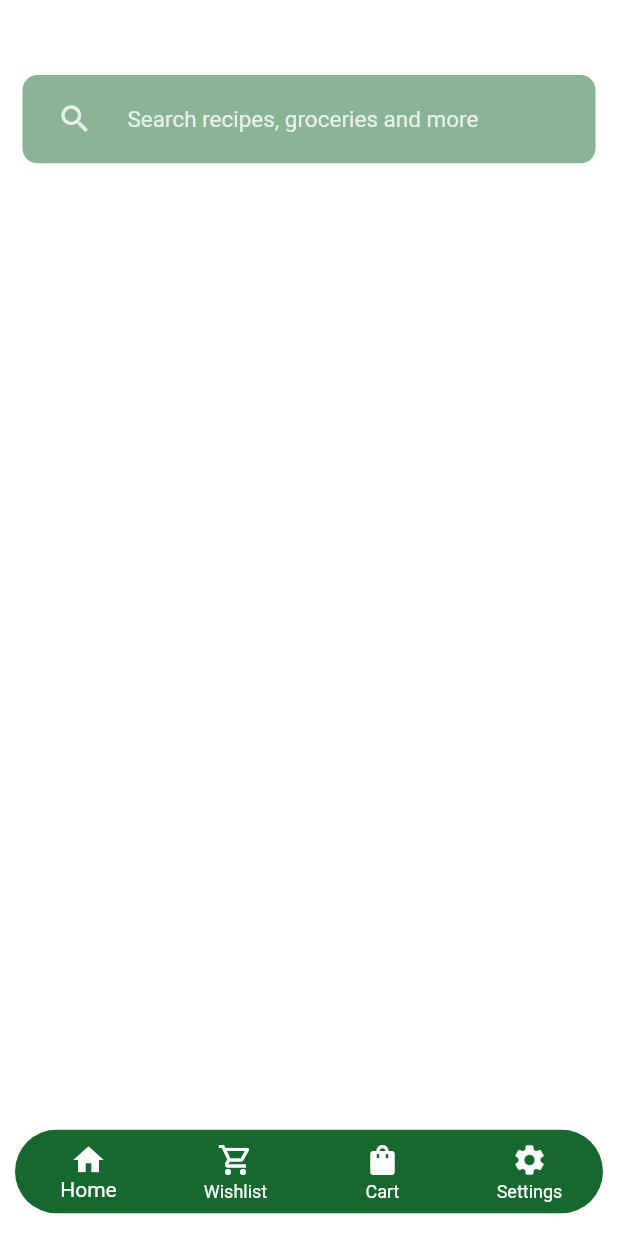
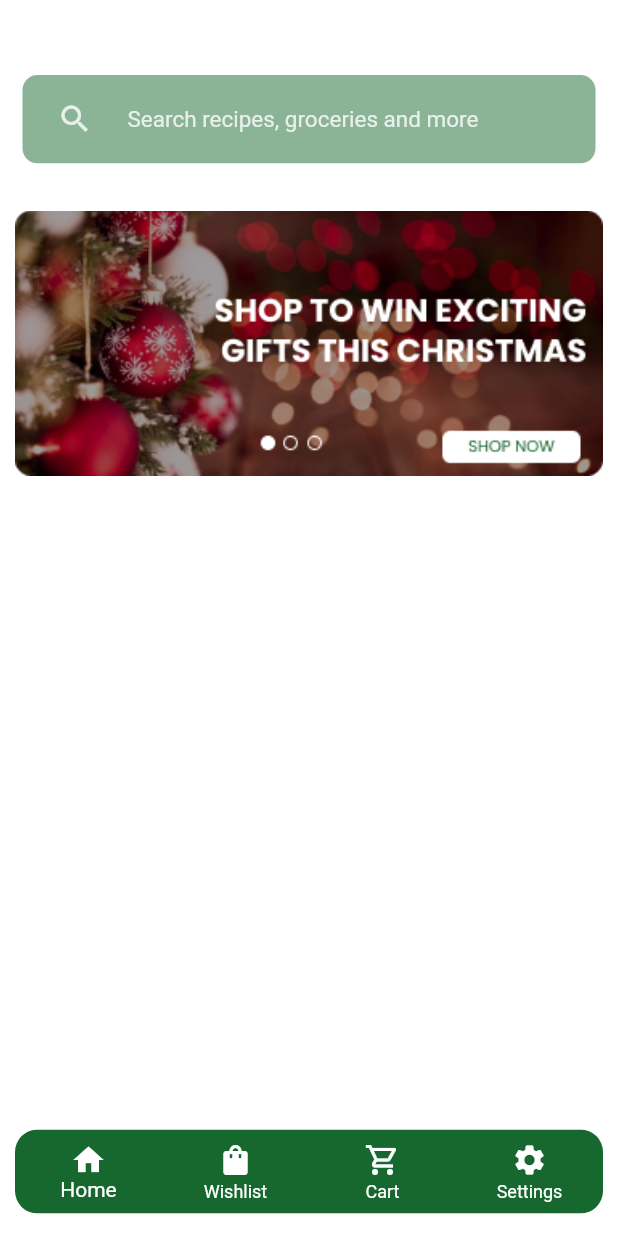
Before and after one commit to proghaddad/Freshly-Delivered-App, a Flutter app: the HomeScreen screen opened directly, on a phone screen of 412 x 824 dp. Run offline on Flutter 3.47's test engine with Material 2 defaults, Android fonts, the phone set to English and light mode, and no system bars; drawn by our look-alikes of carousel_slider; our stand-ins replace animated_splash_screen, hexcolor.

Commit message:
Added Carousel Slider

```diff
--- a/lib/Screens/dashboard.dart
+++ b/lib/Screens/dashboard.dart
@@ -1,4 +1,6 @@
 import 'package:flutter/material.dart';
+import 'package:freshly_delivered_app/Widgets/Dashboard/searchbar.dart';
+import 'package:freshly_delivered_app/Widgets/Dashboard/carousel_slider.dart';
 import 'package:hexcolor/hexcolor.dart';
 
 class DashboardPage extends StatefulWidget {
@@ -17,30 +19,8 @@ class _DashboardPageState extends State<DashboardPage> {
         padding: const EdgeInsets.only(top : 50.0),
         child: Column(
           children: [
-            Padding(padding: const EdgeInsets.symmetric(horizontal: 15),
-              child: Container(
-                decoration: BoxDecoration(
-                    color: HexColor('#17682E').withOpacity(0.5),
-                    borderRadius: BorderRadius.circular(10)
-                ),
-                width: MediaQuery.of(context).size.width / 1,
-                height: MediaQuery.of(context).size.height / 14,
-                child: TextField(
-                  decoration: InputDecoration(
-                    hintText: 'Search recipes, groceries and more',
-                    hintStyle: TextStyle(fontSize: 15,color: Colors.white.withOpacity(0.8)),
-                    prefixIcon: Icon(Icons.search,color: Colors.white.withOpacity(0.8),),
-                    prefixIconConstraints: const BoxConstraints(
-                      minWidth: 70
-                    ),
-                    border: OutlineInputBorder(
-                      borderSide: BorderSide.none,
-                        borderRadius: BorderRadius.circular(10)
-                    ),
-              ),
-                ),
-              ),
-            )
+            SearchBar(),
+            Sliderimages(),
           ],
         ),
       ),
--- a/lib/Screens/homescreen.dart
+++ b/lib/Screens/homescreen.dart
@@ -19,7 +19,7 @@ class _HomeScreenState extends State<HomeScreen> {
       bottomNavigationBar: Padding(
         padding: const EdgeInsets.symmetric(vertical: 15,horizontal: 10),
         child: ClipRRect(
-          borderRadius: BorderRadius.circular(40),
+          borderRadius: BorderRadius.circular(15),
           child: BottomNavigationBar(
             onTap: (int index) => setState(() {
               _currentIndex = index;
@@ -30,8 +30,8 @@ class _HomeScreenState extends State<HomeScreen> {
             elevation: 0,
             items: const [
               BottomNavigationBarItem(icon: Icon(Icons.home,color: Colors.white,),label: 'Home'),
-              BottomNavigationBarItem(icon: Icon(Icons.shopping_cart_outlined,color: Colors.white),label: 'Wishlist'),
-              BottomNavigationBarItem(icon: Icon(Icons.shopping_bag,color: Colors.white),label: 'Cart'),
+              BottomNavigationBarItem(icon: Icon(Icons.shopping_bag,color: Colors.white),label: 'Wishlist'),
+              BottomNavigationBarItem(icon: Icon(Icons.shopping_cart_outlined,color: Colors.white),label: 'Cart'),
               BottomNavigationBarItem(icon: Icon(Icons.settings,color: Colors.white),label: 'Settings'),
             ],
             selectedItemColor: Colors.white,
--- /dev/null
+++ b/lib/Widgets/Dashboard/carousel_slider.dart
@@ -0,0 +1,44 @@
+import 'package:carousel_slider/carousel_slider.dart';
+import 'package:flutter/material.dart';
+
+class Sliderimages extends StatefulWidget {
+  Sliderimages({Key? key}) : super(key: key);
+
+  @override
+  State<Sliderimages> createState() => _SliderimagesState();
+}
+
+class _SliderimagesState extends State<Sliderimages> {
+  final urlImages = [
+    'lib/Assets/img/carousel 1.png',
+    'lib/Assets/img/carousel 2.png',
+    'lib/Assets/img/carousel last.png',
+  ];
+
+  @override
+  Widget build(BuildContext context) {
+    return Padding(
+      padding: const EdgeInsets.symmetric(vertical: 20.0),
+      child: Center(
+        child:CarouselSlider.builder(
+            itemCount: urlImages.length,
+            itemBuilder: (context,index,realIndex) {
+      final  urlImage = urlImages[index];
+
+      return buildImage(urlImage, index);
+      },
+            options: CarouselOptions(
+              autoPlay: false,
+              height: 200,
+              viewportFraction: 1
+            ),
+        ),
+      ),
+    );
+  }
+}
+
+Widget buildImage(String urlImage, index) => Container(
+  margin: const EdgeInsets.symmetric(horizontal: 10),
+  child: Image.asset(urlImage,fit: BoxFit.contain),
+);
--- /dev/null
+++ b/lib/Widgets/Dashboard/searchbar.dart
@@ -0,0 +1,40 @@
+import 'package:flutter/material.dart';
+import 'package:hexcolor/hexcolor.dart';
+
+class SearchBar extends StatefulWidget {
+  const SearchBar({Key? key}) : super(key: key);
+
+  @override
+  _SearchBarState createState() => _SearchBarState();
+}
+
+class _SearchBarState extends State<SearchBar> {
+  @override
+  Widget build(BuildContext context) {
+    return // Search Bar
+      Padding(padding: const EdgeInsets.symmetric(horizontal: 15),
+        child: Container(
+          decoration: BoxDecoration(
+              color: HexColor('#17682E').withOpacity(0.5),
+              borderRadius: BorderRadius.circular(10)
+          ),
+          width: MediaQuery.of(context).size.width / 1,
+          height: MediaQuery.of(context).size.height / 14,
+          child: TextField(
+            decoration: InputDecoration(
+              hintText: 'Search recipes, groceries and more',
+              hintStyle: TextStyle(fontSize: 15,color: Colors.white.withOpacity(0.8)),
+              prefixIcon: Icon(Icons.search,color: Colors.white.withOpacity(0.8),),
+              prefixIconConstraints: const BoxConstraints(
+                  minWidth: 70
+              ),
+              border: OutlineInputBorder(
+                  borderSide: BorderSide.none,
+                  borderRadius: BorderRadius.circular(10)
+              ),
+            ),
+          ),
+        ),
+      );
+  }
+}
--- a/pubspec.yaml
+++ b/pubspec.yaml
@@ -35,7 +35,9 @@ dependencies:
   # Use with the CupertinoIcons class for iOS style icons.
   cupertino_icons: ^1.0.2
   hexcolor: ^2.0.5
+  carousel_slider: ^4.0.0
   animated_splash_screen: ^1.1.0
+
 
 dev_dependencies:
   flutter_test:
```
Also changed, not shown: lib/Assets/img/carousel 1.png (added), lib/Assets/img/carousel 2.png (added), lib/Assets/img/carousel last.png (added), pubspec.lock.
